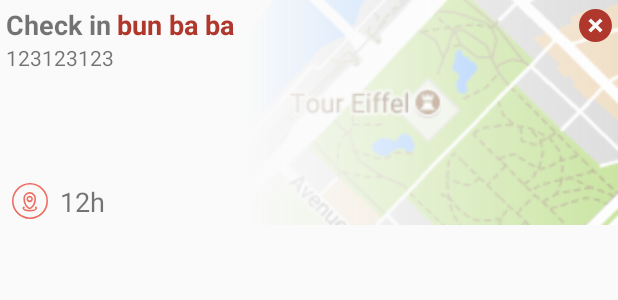
After one commit to TuanAnhNguyen69/Huskid, an Android app: the layout activity_home_item.xml on its own in the app's theme, with its tools: preview values and no code run, on a phone screen of 412 x 824 dp. The commit adds this screen. Shown: the top 300 px of the screen. Run offline under Robolectric (Android 15) with nearby library versions, the phone set to English and light mode, and no system bars.

Commit message:
add home item

```diff
--- /dev/null
+++ b/app/src/main/res/drawable/ic_check_in.xml
@@ -0,0 +1,15 @@
+<vector android:height="24dp" android:viewportHeight="114.5"
+    android:viewportWidth="114.5" android:width="24dp" xmlns:android="http://schemas.android.com/apk/res/android">
+    <path android:fillColor="#00000000"
+        android:pathData="M57.25,57.25m-54.75,0a54.75,54.75 0,1 1,109.5 0a54.75,54.75 0,1 1,-109.5 0"
+        android:strokeColor="#ee6d62" android:strokeWidth="5"/>
+    <path android:fillColor="#00000000"
+        android:pathData="M73.88,49.81c-0.23,17.33 -9.85,26.65 -14.79,30.31a4.84,4.84 0,0 1,-5.77 0c-5,-3.71 -14.77,-13.22 -14.77,-30.93A17.67,17.67 0,0 1,56.16 31.5C66.05,31.47 74.01,39.92 73.88,49.81Z"
+        android:strokeColor="#ee6d62" android:strokeWidth="5"/>
+    <path android:fillColor="#00000000"
+        android:pathData="M56.22,50.85m-7.57,0a7.57,7.57 0,1 1,15.14 0a7.57,7.57 0,1 1,-15.14 0"
+        android:strokeColor="#ee6d62" android:strokeWidth="5"/>
+    <path android:fillColor="#00000000"
+        android:pathData="M73.75,76.5c3.14,1.33 3.5,2.18 3.5,4.07 0,4.18 -9.29,7.57 -20.75,7.57s-20.75,-3.39 -20.75,-7.57c0,-2 0.62,-2.72 4,-4.07"
+        android:strokeColor="#ee6d62" android:strokeWidth="5"/>
+</vector>
--- /dev/null
+++ b/app/src/main/res/drawable/remove.xml
@@ -0,0 +1,22 @@
+<?xml version="1.0" encoding="utf-8"?>
+<vector xmlns:android="http://schemas.android.com/apk/res/android"
+    android:width="48dp"
+    android:height="48dp"
+    android:viewportHeight="301"
+    android:viewportWidth="301">
+    <path
+        android:name="svg_4"
+        android:fillColor="#fffafafa"
+        android:fillAlpha="1.0"
+        android:fillType="nonZero"
+        android:strokeLineJoin="miter"
+        android:strokeLineCap="butt"
+        android:strokeAlpha="1.0"
+        android:pathData="M57,148C57,96.0663 98.39503,54 149.5,54C200.60497,54 242,96.0663 242,148C242,199.9337 200.60497,242 149.5,242C98.39503,242 57,199.9337 57,148Z"/>
+
+    <path
+        android:name="svg_3"
+        android:fillColor="#ffaf372b"
+        android:pathData="M150.25192,-2.122688E-8C67.26944,-2.122688E-8 0,67.29094 0,150.28416c0,82.98248 67.26944,150.27342 150.25192,150.27342c83.025475,0 150.30566,-67.30168 150.30566,-150.27342C300.5576,67.29094 233.27739,-2.122688E-8 150.25192,-2.122688E-8zM214.8667,190.97472l-23.93498,23.902739c0,0 -37.863914,-40.626057 -40.690544,-40.626057c-2.7836373,0 -40.6583,40.626057 -40.6583,40.626057l-23.945728,-23.902739c0,0 40.66905,-37.315784 40.66905,-40.636803c0,-3.374757 -40.66905,-40.70129 -40.66905,-40.70129l23.945728,-23.956476c0,0 38.186344,40.647552 40.6583,40.647552c2.493451,0 40.690544,-40.647552 40.690544,-40.647552l23.93498,23.956476c0,0 -40.679794,37.863914 -40.679794,40.70129C174.1869,153.03557 214.8667,190.97472 214.8667,190.97472z"/>
+
+</vector>
--- /dev/null
+++ b/app/src/main/res/drawable/white_gradient.xml
@@ -0,0 +1,13 @@
+<?xml version="1.0" encoding="utf-8"?>
+<shape xmlns:android="http://schemas.android.com/apk/res/android">
+    <gradient
+        android:startColor="@color/transparent"
+        android:endColor="@color/colorBackground"
+        android:angle="180"
+        android:type="linear"
+        />
+        <!--android:centerX="0.7"-->
+        <!--android:gradientRadius="550"-->
+        <!--android:type="radial"-->
+        <!--/>-->
+</shape>
--- /dev/null
+++ b/app/src/main/res/layout/activity_home_item.xml
@@ -0,0 +1,111 @@
+<?xml version="1.0" encoding="utf-8"?>
+<RelativeLayout xmlns:android="http://schemas.android.com/apk/res/android"
+    xmlns:app="http://schemas.android.com/apk/res-auto"
+    android:layout_width="match_parent"
+    android:layout_height="wrap_content"
+    android:background="@color/colorBackground">
+
+    <RelativeLayout
+        android:id="@+id/item_layout"
+        android:layout_width="match_parent"
+        android:layout_height="wrap_content">
+
+        <ImageView
+            android:id="@+id/map_image"
+            android:layout_width="wrap_content"
+            android:layout_height="150dp"
+            android:layout_alignParentEnd="true"
+            android:layout_alignParentTop="true"
+            android:layout_alignStart="@+id/gradient"
+            android:scaleType="centerCrop"
+            app:srcCompat="@drawable/staticmap" />
+
+        <RelativeLayout
+            android:id="@+id/gradient"
+            android:layout_width="250dp"
+            android:layout_height="150dp"
+            android:layout_alignParentEnd="true"
+            android:layout_alignParentTop="true"
+            android:background="@drawable/white_gradient">
+
+        </RelativeLayout>
+
+        <TextView
+            android:id="@+id/action"
+            android:layout_width="wrap_content"
+            android:layout_height="wrap_content"
+            android:layout_marginStart="@dimen/history_item_margin_start"
+            android:layout_marginTop="@dimen/history_item_margin_top"
+            android:text="Check in"
+            android:textSize="@dimen/history_item_action_font_size"
+            android:textStyle="bold" />
+
+        <TextView
+            android:id="@+id/time"
+            android:layout_width="wrap_content"
+            android:layout_height="wrap_content"
+            android:layout_alignBottom="@id/check_in_icon"
+            android:layout_alignEnd="@id/shop_address"
+            android:layout_alignParentBottom="false"
+            android:layout_alignTop="@id/check_in_icon"
+            android:layout_marginStart="4dp"
+            android:layout_toEndOf="@id/check_in_icon"
+            android:gravity="center_vertical"
+            android:text="12h"
+            android:textAlignment="gravity"
+            android:textSize="@dimen/history_item_time_font_size" />
+
+        <ImageView
+            android:id="@+id/check_in_icon"
+            android:layout_width="24dp"
+            android:layout_height="24dp"
+            android:layout_alignBottom="@+id/map_image"
+            android:layout_alignParentBottom="false"
+            android:layout_alignStart="@id/action"
+            android:layout_margin="4dp"
+            android:src="@drawable/ic_check_in" />
+
+        <TextView
+            android:id="@+id/shop_name"
+            android:layout_width="wrap_content"
+            android:layout_height="wrap_content"
+            android:layout_alignParentEnd="true"
+            android:layout_alignTop="@id/action"
+            android:layout_marginEnd="@dimen/history_item_margin_end"
+            android:layout_marginStart="4dp"
+            android:layout_toEndOf="@id/action"
+            android:ellipsize="marquee"
+            android:singleLine="true"
+            android:text="bun ba ba"
+            android:textColor="@color/colorFoodTiny"
+            android:textSize="@dimen/history_item_target_font_size"
+            android:textStyle="bold" />
+
+        <TextView
+            android:id="@+id/shop_address"
+            android:layout_width="220dp"
+            android:layout_height="wrap_content"
+            android:layout_alignStart="@+id/action"
+            android:layout_below="@+id/action"
+            android:ellipsize="marquee"
+            android:singleLine="true"
+            android:text="123123123" />
+    </RelativeLayout>
+
+    <RelativeLayout
+        android:layout_width="@dimen/history_delete_layout_width"
+        android:layout_height="wrap_content"
+        android:layout_alignParentEnd="true"
+        android:layout_alignParentTop="true">
+
+        <ImageView
+            android:id="@+id/delete"
+            android:layout_width="@dimen/history_delete_button_size"
+            android:layout_height="@dimen/history_delete_button_size"
+            android:layout_alignParentEnd="true"
+            android:layout_alignParentTop="true"
+            android:layout_margin="4dp"
+            android:src="@drawable/remove" />
+    </RelativeLayout>
+
+</RelativeLayout>
--- a/app/src/main/res/values/colors.xml
+++ b/app/src/main/res/values/colors.xml
@@ -1,7 +1,26 @@
 <?xml version="1.0" encoding="utf-8"?>
 <resources>
+    <color name="colorFoodTiny">#af372b</color>
+    <color name="colorFoodTinyFocus">#9d3126</color>
     <color name="colorPrimary">#3F51B5</color>
     <color name="colorPrimaryDark">#303F9F</color>
-    <color name="colorAccent">#FF4081</color>
-    <color name="colorLightBlue">#B1E3FC</color>
+    <color name="colorAccent">#c7736a</color>
+    <color name="colorWhite">#FFFFFF</color>
+    <color name="colorBlue">#1098c5</color>
+    <color name="colorRed">#da2411</color>
+    <color name="colorLightBlack">#863c41</color>
+    <color name="colorLightGray">#b1acac</color>
+    <color name="colorWhiteGray">#efebeb</color>
+    <color name="colorWhiteSmoke">#f5f5f5</color>
+    <color name="colorBookmark">#f7be4f</color>
+    <color name="colorCheckIn">#ee6d62</color>
+    <color name="colorPlaceHolder">#dddddd</color>
+    <color name="transparent">#00000000</color>
+
+    <color name="colorIntro">#e97274</color>
+    <color name="colorGray">#808080</color>
+    <color name="colorInActiveIndicator">#F29D9E</color>
+    <color name="colorActiveIndicator">#E97274</color>
+    <color name="colorBlack">#000000</color>
+    <color name="colorBackground">#fafafa</color>
 </resources>
--- /dev/null
+++ b/app/src/main/res/values/dimens.xml
@@ -0,0 +1,33 @@
+<?xml version="1.0" encoding="utf-8"?>
+<resources>
+    <dimen name="toolbar_margin">72dp</dimen>
+    <dimen name="banner_height">180dp</dimen>
+    <dimen name="banner_indicator_height">48dp</dimen>
+
+    <dimen name="shop_detail_info_height">55dp</dimen>
+
+    <dimen name="sliding_slop">32dp</dimen>
+    <dimen name="sliding_overlay_blur_size">4dp</dimen>
+    <dimen name="sliding_card_padding">12dp</dimen>
+    <dimen name="text_margin">16dp</dimen>
+
+    <dimen name="history_item_margin_top">4dp</dimen>
+    <dimen name="history_item_margin_bottom">4dp</dimen>
+    <dimen name="history_item_margin_start">4dp</dimen>
+    <dimen name="history_item_margin_end">4dp</dimen>
+    <dimen name="history_item_action_font_size">18sp</dimen>
+    <dimen name="history_item_time_font_size">18sp</dimen>
+    <dimen name="history_item_target_font_size">18sp</dimen>
+    <dimen name="history_content_font_size">15sp</dimen>
+    <dimen name="history_delete_layout_width">30dp</dimen>
+    <dimen name="history_delete_button_size">26dp</dimen>
+    <dimen name="navigation_bar_height">48dp</dimen>
+
+    <dimen name="plus_minus_add_to_cart_size">30dp</dimen>
+    <dimen name="add_to_cart_dialog_width">320dp</dimen>
+    <dimen name="add_to_cart_dialog_food_name_size">20sp</dimen>
+    <dimen name="add_to_cart_dialog_food_price">20sp</dimen>
+    <dimen name="add_to_cart_total_money_size">20sp</dimen>
+    <dimen name="add_to_cart_add_to_cart_button_height">56dp</dimen>
+
+</resources>
```
Also changed, not shown: app/src/main/res/drawable/staticmap.png (added).
